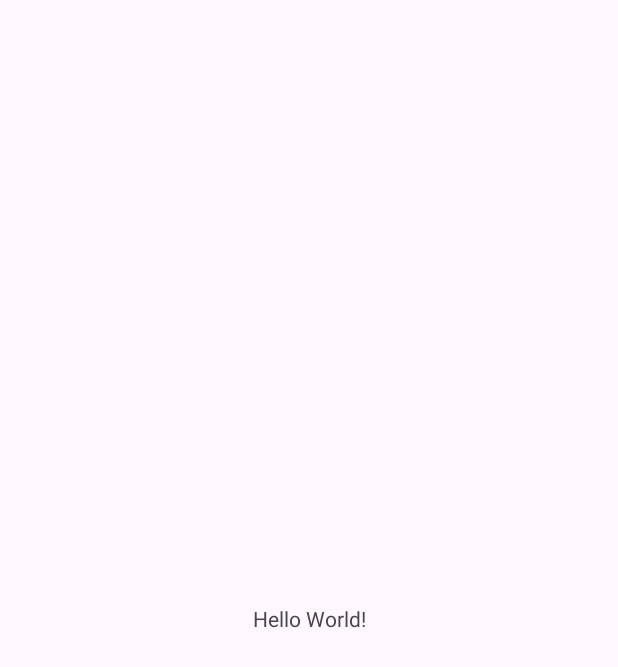
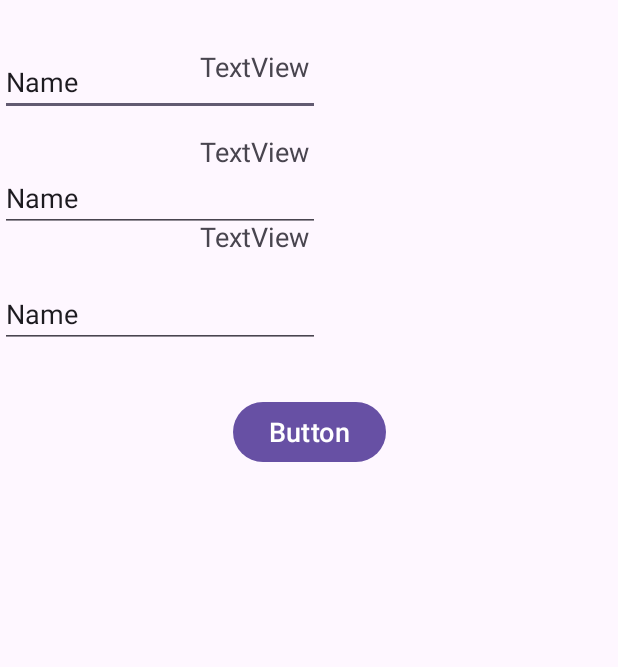
Before and after one commit to mhayes627/Lab2ATipCalculator, an Android app: the screen it shows after launch (MainActivity), on a phone screen of 412 x 824 dp. Before the commit the part shown is almost empty. Shown: the top 667 px of the screen. Run offline under Robolectric (Android 15) with nearby library versions, the phone set to English and light mode, and no system bars.

Commit message:
Started configuring constraint layout

```diff
--- a/app/src/main/res/layout/activity_main.xml
+++ b/app/src/main/res/layout/activity_main.xml
@@ -6,13 +6,84 @@
     android:layout_height="match_parent"
     tools:context=".MainActivity">
 
-    <TextView
+    <androidx.constraintlayout.widget.Guideline
+        android:id="@+id/guideline"
         android:layout_width="wrap_content"
         android:layout_height="wrap_content"
-        android:text="Hello World!"
-        app:layout_constraintBottom_toBottomOf="parent"
+        android:orientation="vertical"
+        app:layout_constraintGuide_percent="0.5" />
+
+    <TextView
+        android:id="@+id/textView4"
+        android:layout_width="wrap_content"
+        android:layout_height="wrap_content"
+        android:layout_marginTop="32dp"
+        android:text="TextView"
+        android:textSize="18sp"
+        app:layout_constraintEnd_toStartOf="@+id/guideline"
+        app:layout_constraintTop_toTopOf="parent" />
+
+    <TextView
+        android:id="@+id/textView5"
+        android:layout_width="wrap_content"
+        android:layout_height="wrap_content"
+        android:layout_marginTop="32dp"
+        android:text="TextView"
+        android:textSize="18sp"
+        app:layout_constraintEnd_toStartOf="@+id/guideline"
+        app:layout_constraintTop_toBottomOf="@+id/textView4" />
+
+    <TextView
+        android:id="@+id/textView6"
+        android:layout_width="wrap_content"
+        android:layout_height="wrap_content"
+        android:layout_marginTop="32dp"
+        android:text="TextView"
+        android:textSize="18sp"
+        app:layout_constraintEnd_toStartOf="@+id/guideline"
+        app:layout_constraintTop_toBottomOf="@+id/textView5" />
+
+    <EditText
+        android:id="@+id/editTextText4"
+        android:layout_width="wrap_content"
+        android:layout_height="wrap_content"
+        android:layout_marginTop="32dp"
+        android:ems="10"
+        android:inputType="number"
+        android:text="Name"
+        app:layout_constraintTop_toTopOf="parent"
+        tools:layout_editor_absoluteX="206dp" />
+
+    <EditText
+        android:id="@+id/editTextText5"
+        android:layout_width="wrap_content"
+        android:layout_height="wrap_content"
+        android:layout_marginTop="32dp"
+        android:ems="10"
+        android:inputType="text"
+        android:text="Name"
+        app:layout_constraintTop_toBottomOf="@+id/editTextText4"
+        tools:layout_editor_absoluteX="206dp" />
+
+    <EditText
+        android:id="@+id/editTextText6"
+        android:layout_width="wrap_content"
+        android:layout_height="wrap_content"
+        android:layout_marginTop="32dp"
+        android:ems="10"
+        android:inputType="text"
+        android:text="Name"
+        app:layout_constraintTop_toBottomOf="@+id/editTextText5"
+        tools:layout_editor_absoluteX="206dp" />
+
+    <Button
+        android:id="@+id/button"
+        android:layout_width="wrap_content"
+        android:layout_height="wrap_content"
+        android:layout_marginTop="32dp"
+        android:text="Button"
+        android:textSize="18sp"
         app:layout_constraintEnd_toEndOf="parent"
         app:layout_constraintStart_toStartOf="parent"
-        app:layout_constraintTop_toTopOf="parent" />
-
+        app:layout_constraintTop_toBottomOf="@+id/editTextText6" />
 </androidx.constraintlayout.widget.ConstraintLayout>
```
